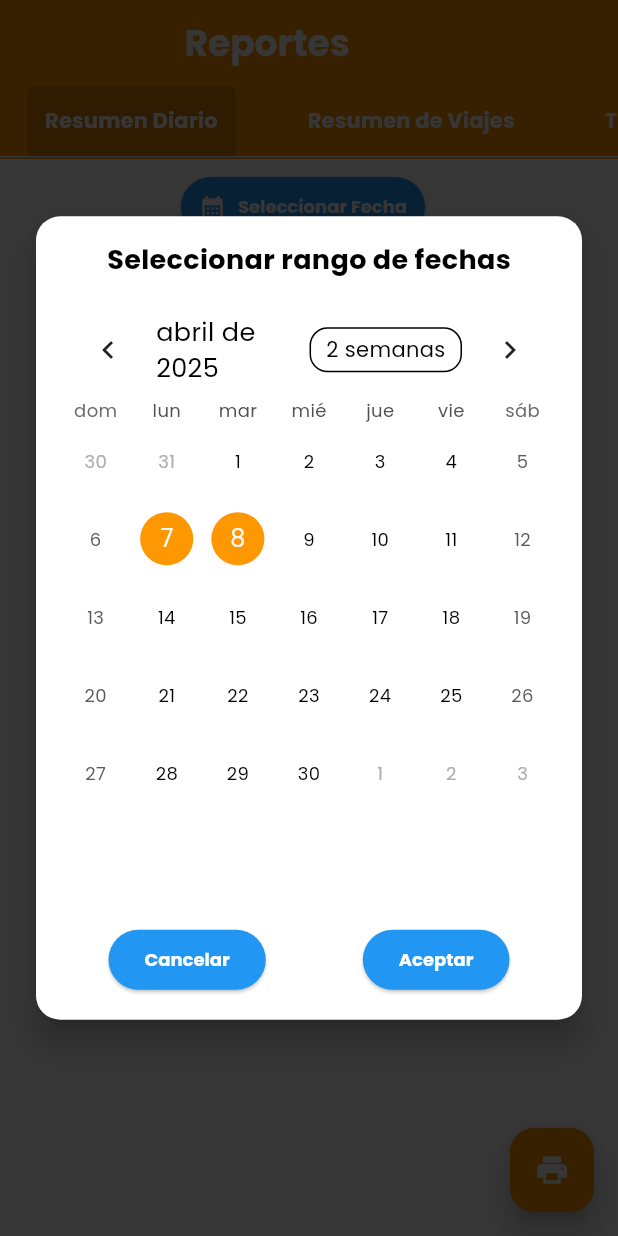
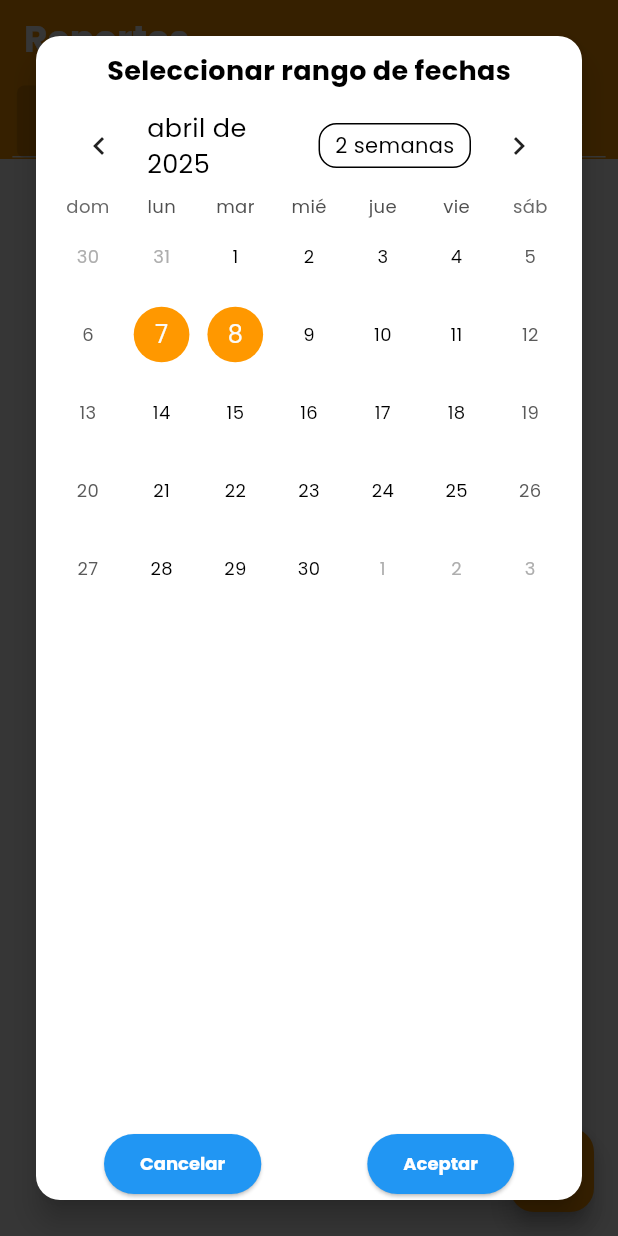
Before and after one commit to RichardLeyvaP/busgo, a Flutter app: the ReportsPage screen opened by its route, after a tap on "Seleccionar Fecha", on a phone screen of 412 x 824 dp. Run offline on Flutter 3.47's test engine with Material 3 defaults, Android fonts, the phone set to English and light mode, and no system bars; drawn by our look-alikes of table_calendar; our stand-ins replace animate_do, cached_network_image, connectivity_plus, freezed_annotation, go_router, google_fonts and 8 more; missing offline and left inert: dart:ffi, flutter_facebook_auth, sunmi_printer_plus; accounts and stored records are empty.

Commit message:
Se hace un intento de arreglar las interfaces a la resolucion de pantalla del equipo

```diff
--- a/lib/ui/pages/HomePage/Home/widget/ModuleCard.dart
+++ b/lib/ui/pages/HomePage/Home/widget/ModuleCard.dart
@@ -26,7 +26,7 @@ class ModuleCard extends StatelessWidget {
       },
       child: Container(
         width: MediaQuery.of(context).size.width * 0.45,
-        height: 170,
+        height: 175,
         padding: const EdgeInsets.all(16.0),
         decoration: BoxDecoration(
           color: color,
--- a/lib/ui/pages/HomePage/Sales/widget/OrigenDestinoCard.dart
+++ b/lib/ui/pages/HomePage/Sales/widget/OrigenDestinoCard.dart
@@ -13,11 +13,11 @@ class OrigenDestinoCard extends StatelessWidget {
   @override
   Widget build(BuildContext context) {
     return Padding(
-      padding: const EdgeInsets.fromLTRB(0,0,7,0),
+      padding: const EdgeInsets.fromLTRB(0, 0, 7, 0),
       child: SizedBox(
         // Ajusta el ancho y alto a tus necesidades
         width: MediaQuery.of(context).size.width * 0.95,
-        height: MediaQuery.of(context).size.height*0.16,
+        height: MediaQuery.of(context).size.height * 0.20,
         child: Card(
           shape: RoundedRectangleBorder(
             borderRadius: BorderRadius.circular(12.0),
--- a/lib/ui/pages/HomePage/Sales/widget/TripDetailsCardWidged.dart
+++ b/lib/ui/pages/HomePage/Sales/widget/TripDetailsCardWidged.dart
@@ -82,7 +82,7 @@ class TripDetailsCard extends StatelessWidget {
               _buildImage(destinationImage),
             ],
           ),
-          const SizedBox(height: 12),
+          const SizedBox(height: 10),
 
           // Detalles adicionales
           _buildInfoRow("Placa:", plate),
--- a/lib/ui/pages/PrinterPage/reports/report1/report1Page.dart
+++ b/lib/ui/pages/PrinterPage/reports/report1/report1Page.dart
@@ -69,16 +69,16 @@ class _Report1PageState extends State<Report1Page> {
                         borderRadius: BorderRadius.circular(16),
                       ),
                       child: Container(
-                        width: MediaQuery.of(context).size.width * 0.9,
-                        height: MediaQuery.of(context).size.height * 0.65,
-                        padding: const EdgeInsets.all(16),
+                        width: MediaQuery.of(context).size.width * 0.95,
+                        height: MediaQuery.of(context).size.height * 0.95,
+                        padding: const EdgeInsets.fromLTRB(10,10,10,0),
                         child: Column(
                           mainAxisSize: MainAxisSize.min,
                           children: [
                             const Text("Seleccionar rango de fechas",
                                 style: TextStyle(
                                     fontWeight: FontWeight.bold, fontSize: 18)),
-                            const SizedBox(height: 15),
+                            const SizedBox(height: 5),
                             Expanded(
                               child: TableCalendar(
                                 locale: 'es_ES',
@@ -113,19 +113,19 @@ class _Report1PageState extends State<Report1Page> {
                                     }
                                   });
                                 },
-                                calendarStyle: CalendarStyle(
+                                calendarStyle: const CalendarStyle(
                                   rangeHighlightColor:
-                                      Colors.orange.withOpacity(0.3),
-                                  todayDecoration: const BoxDecoration(
+                                      Colors.orange,
+                                  todayDecoration: BoxDecoration(
                                       color: Colors.blue,
                                       shape: BoxShape.circle),
-                                  selectedDecoration: const BoxDecoration(
+                                  selectedDecoration: BoxDecoration(
                                       color: Colors.orange,
                                       shape: BoxShape.circle),
                                 ),
                               ),
                             ),
-                            const SizedBox(height: 10),
+                            const SizedBox(height: 5),
                             Row(
                               mainAxisAlignment: MainAxisAlignment.spaceAround,
                               children: [
--- a/lib/ui/pages/PrinterPage/reports/report2/report2Page.dart
+++ b/lib/ui/pages/PrinterPage/reports/report2/report2Page.dart
@@ -66,9 +66,9 @@ class _Report2PageState extends State<Report2Page> {
                     shape: RoundedRectangleBorder(
                         borderRadius: BorderRadius.circular(16)),
                     child: Container(
-                      width: MediaQuery.of(context).size.width * 0.9,
-                      height: MediaQuery.of(context).size.height * 0.65,
-                      padding: const EdgeInsets.all(16),
+                      width: MediaQuery.of(context).size.width * 0.95,
+                      height: MediaQuery.of(context).size.height * 0.95,
+                      padding: const EdgeInsets.fromLTRB(10,10,10,0),
                       child: Column(
                         mainAxisSize: MainAxisSize.min,
                         children: [
--- a/lib/ui/pages/PrinterPage/reports/reportsPage.dart
+++ b/lib/ui/pages/PrinterPage/reports/reportsPage.dart
@@ -94,7 +94,7 @@ class _ReportsPageState extends State<ReportsPage>
         appBar: AppBar(
           backgroundColor: Colors.orange,
           title:  const Padding(
-            padding: EdgeInsets.fromLTRB(107, 5, 0, 0),
+            padding: EdgeInsets.all(0),
             child: Text(
                 "Reportes",
                 style: TextStyle(color: Colors.white),
@@ -124,7 +124,7 @@ class _ReportsPageState extends State<ReportsPage>
                       labelStyle: const TextStyle(
                           fontSize: 14, fontWeight: FontWeight.w200),
                       unselectedLabelColor: Colors.white,
-                      labelPadding: const EdgeInsets.symmetric(horizontal: 18),
+                      labelPadding: const EdgeInsets.symmetric(horizontal: 3),
                       tabs: [
                         _buildTab("Resumen Diario"),
                         _buildTab("Resumen de Viajes"),
```
Also changed, not shown: lib/ui/pages/HomePage/Home/HomePage.dart (+8 -3 lines), lib/ui/pages/HomePage/Sales/widget/ScheduleCardWidget.dart (+18 -7 lines), lib/ui/pages/HomePage/Ticket/TicketPage.dart (+15 -13 lines), lib/ui/pages/HomePage/Ticket/widget/customIcons.dart (+6 -6 lines), lib/ui/pages/HomePage/Ticket/widget/paymentCard.dart (+7 -7 lines).
